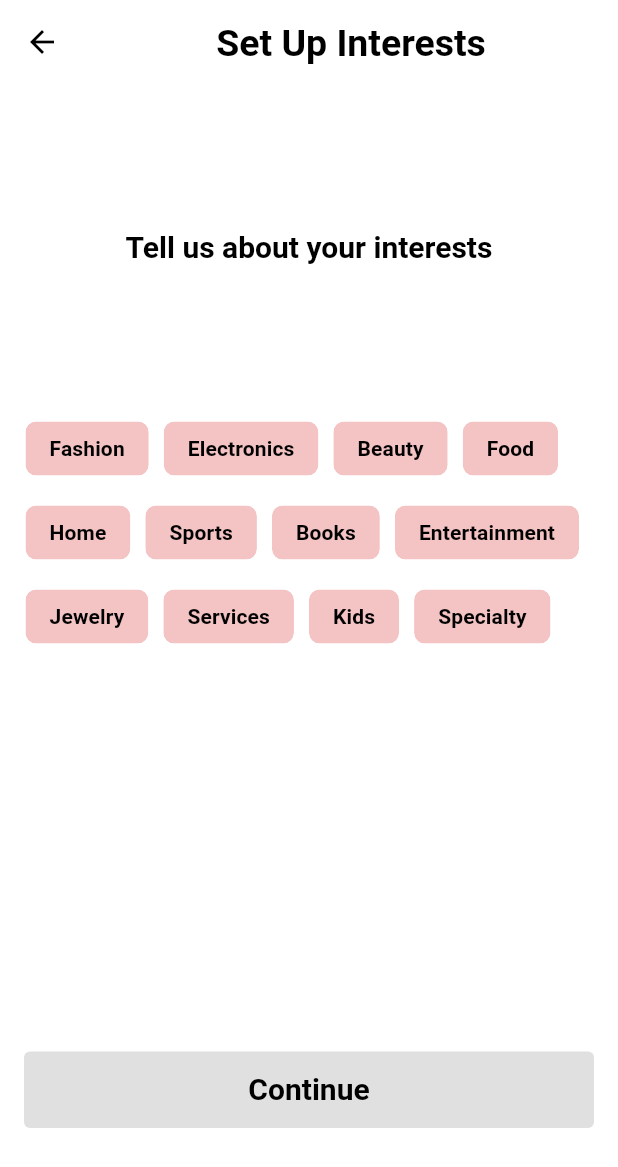
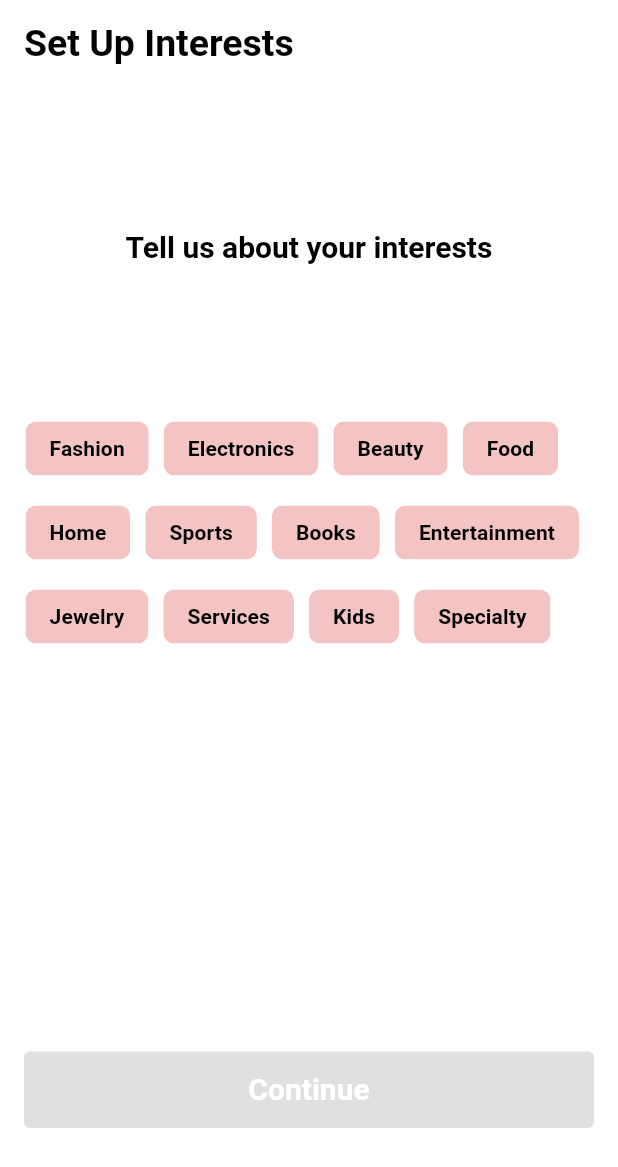
Before and after one commit to adala-wanyande/soko-v2, a Flutter app: the screen it shows after launch, on a phone screen of 412 x 824 dp. Shown: the top 1167 px of the screen. Run offline on Flutter 3.47's test engine with Material 3 defaults, Android fonts, the phone set to English and light mode, and no system bars; our stand-ins replace firebase_auth, firebase_core, flutter_riverpod, google_fonts, google_sign_in; accounts and stored records are empty; Roboto replaces fonts that are missing (Besley).

Commit message:
feat: changed button text colour to white

```diff
--- a/lib/screens/profile/set_up_interests.dart
+++ b/lib/screens/profile/set_up_interests.dart
@@ -45,18 +45,9 @@ class _SetUpInterestPageState extends State<SetUpInterestScreen> {
   Widget build(BuildContext context) {
     return Scaffold(
       appBar: AppBar(
-        leading: IconButton(
-          icon: const Icon(Icons.arrow_back),
-          onPressed: () {
-            //Navigator.of(context).pop();
-            //TODO: navigate back to previous page
-          },
-        ),
-        title: Center(
-          child: Text(
+        title: Text(
           "Set Up Interests",
           style: Theme.of(context).textTheme.headlineMedium,
-          ),
         ),
       ),
       backgroundColor: Colors.white,
@@ -108,19 +99,22 @@ class _SetUpInterestPageState extends State<SetUpInterestScreen> {
                       );
                     }
                   : null,
+
               style: ElevatedButton.styleFrom(
                   backgroundColor: selectedInterests.isNotEmpty
                       ? Theme.of(context).colorScheme.primary
                       : Theme.of(context).colorScheme.secondary,
                   shape: RoundedRectangleBorder(
                     borderRadius: BorderRadius.circular(4.0),
-                    )
-              ),
+                  )),
               child: Padding(
                 padding: const EdgeInsets.symmetric(vertical: 12.0),
                 child: Text(
                   'Continue',
-                style: Theme.of(context).textTheme.headlineSmall,
+                  style: Theme.of(context)
+                      .textTheme
+                      .headlineSmall!
+                      .copyWith(color: Colors.white),
                 ),
               ),
             ),
```
Lines whose indentation alone changed are shown as unchanged.
